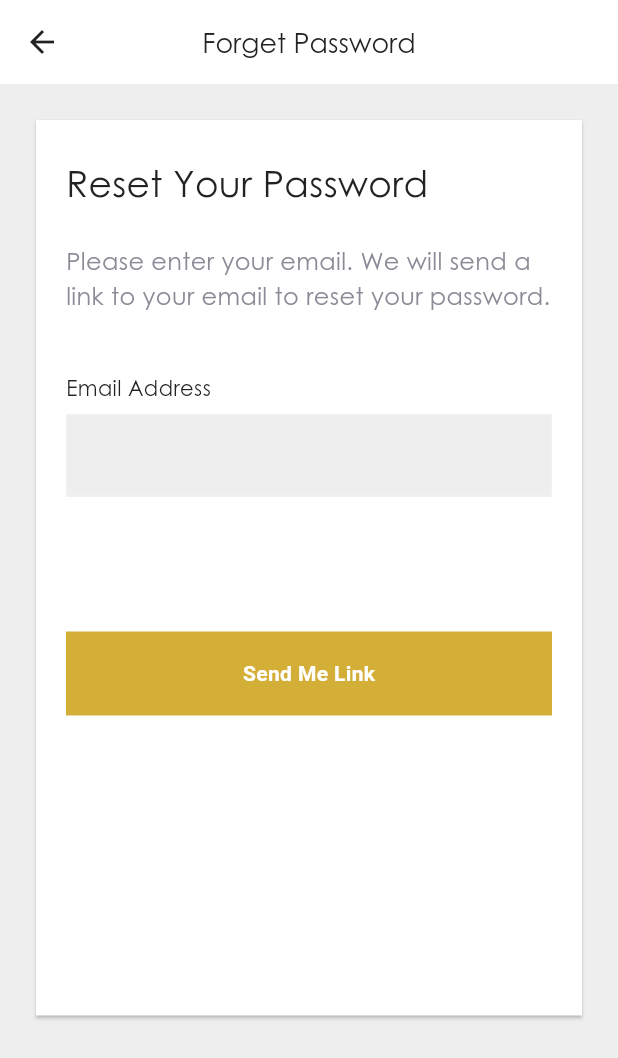
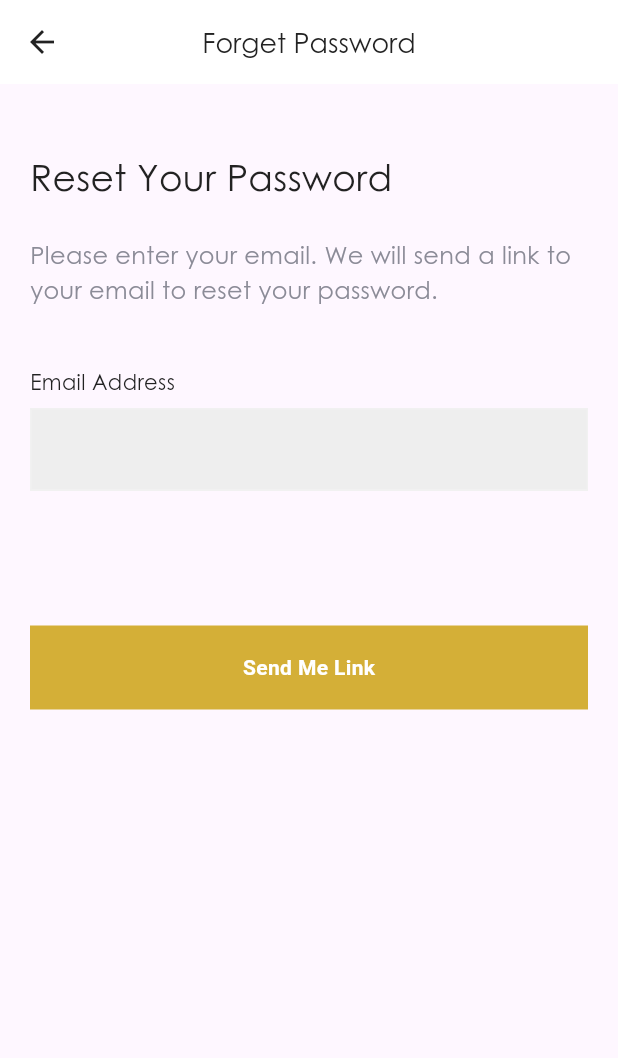
Before and after one commit to Hasnainhai/Ecommerece, a Flutter app: the ForgetPasswordView screen opened by its route, on a phone screen of 412 x 824 dp. Shown: the top 1058 px of the screen. Run offline on Flutter 3.47's test engine with Material 3 defaults, Android fonts, the phone set to English and light mode, and no system bars; our stand-ins replace another_flushbar, fluttertoast, percent_indicator, shared_preferences; accounts and stored records are empty; network calls fail.

Commit message:
changes to add new screens

```diff
--- a/lib/view/Account/forget_pawword.view.dart
+++ b/lib/view/Account/forget_pawword.view.dart
@@ -26,7 +26,6 @@ class _ForgetPasswordViewState extends State<ForgetPasswordView> {
   @override
   Widget build(BuildContext context) {
     return Scaffold(
-      backgroundColor: const Color(0xffEEEEEE),
       appBar: AppBar(
         backgroundColor: const Color(0xffFFFFFF),
         title: const Text(
@@ -52,19 +51,6 @@ class _ForgetPasswordViewState extends State<ForgetPasswordView> {
           padding: const EdgeInsets.only(right: 20, left: 20, top: 20),
           child: SingleChildScrollView(
             child: Column(
-              children: [
-                Card(
-                  color: const Color(0xffFFFFFF),
-                  shape: RoundedRectangleBorder(
-                    borderRadius: BorderRadius.circular(0.0),
-                  ),
-                  child: Padding(
-                    padding: const EdgeInsets.only(
-                      left: 20,
-                      right: 20,
-                    ),
-                    child: Column(
-                      mainAxisAlignment: MainAxisAlignment.start,
               crossAxisAlignment: CrossAxisAlignment.start,
               children: [
                 const VerticalSpeacing(24),
@@ -101,11 +87,6 @@ class _ForgetPasswordViewState extends State<ForgetPasswordView> {
                 const VerticalSpeacing(
                   200,
                 ),
-                        // const VerticalSpeacing(300),
-                      ],
-                    ),
-                  ),
-                ),
                 const SizedBox(
                   height: 40,
                 ),
```
Lines whose indentation alone changed are shown as unchanged.
